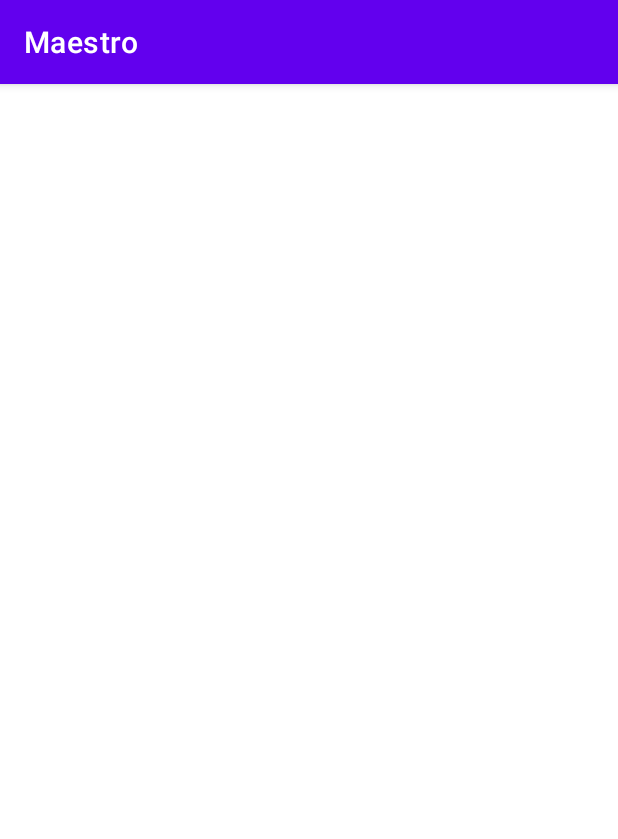
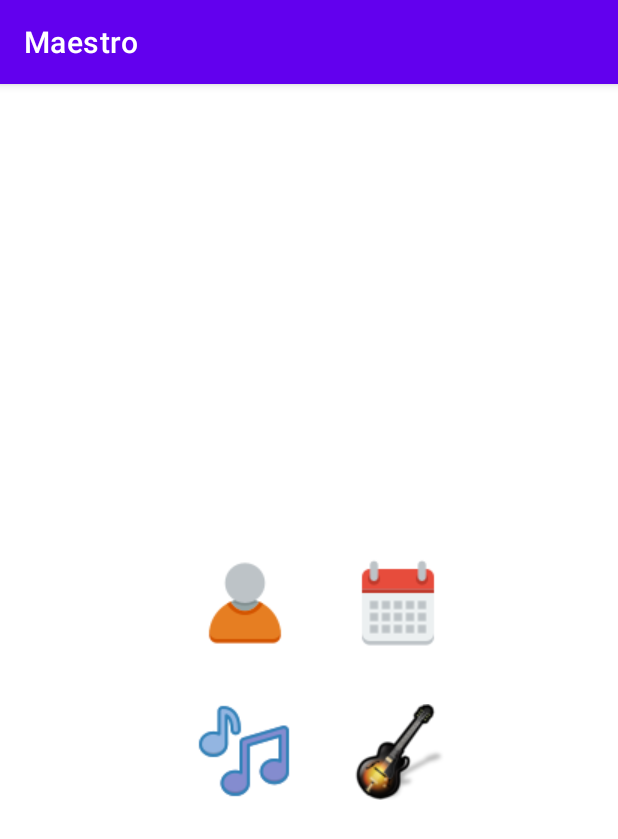
Before and after one commit to StarDust199/MaestroManager, an Android app: the screen it shows after launch (MainActivity), on a phone screen of 412 x 824 dp. Shown: the top 839 px of the screen. Run offline under Robolectric (Android 15) with nearby library versions, the phone set to English and light mode, and no system bars.

Commit message:
dodanie ikon przejscia do innych ekranów

```diff
--- a/app/src/main/res/layout/activity_main.xml
+++ b/app/src/main/res/layout/activity_main.xml
@@ -4,4 +4,61 @@
     xmlns:tools="http://schemas.android.com/tools"
     android:layout_width="match_parent"
     android:layout_height="match_parent"
-    tools:context=".MainActivity"/>
+    tools:context=".MainActivity">
+
+    <ImageButton
+        android:id="@+id/btn_attendance"
+        android:layout_width="103dp"
+        android:layout_height="98dp"
+        android:background="@android:color/transparent"
+        android:contentDescription="@string/appbar_scrolling_view_behavior"
+        app:layout_constraintBottom_toBottomOf="parent"
+        app:layout_constraintEnd_toEndOf="parent"
+        app:layout_constraintHorizontal_bias="0.36"
+        app:layout_constraintStart_toStartOf="parent"
+        app:layout_constraintTop_toTopOf="parent"
+        app:layout_constraintVertical_bias="0.443"
+        app:srcCompat="@drawable/user" />
+
+    <ImageButton
+        android:id="@+id/btn_calendar"
+        android:layout_width="103dp"
+        android:layout_height="97dp"
+        android:background="@android:color/transparent"
+        android:contentDescription="@string/fab_transformation_scrim_behavior"
+        app:layout_constraintBottom_toBottomOf="parent"
+        app:layout_constraintEnd_toEndOf="parent"
+        app:layout_constraintHorizontal_bias="0.692"
+        app:layout_constraintStart_toStartOf="parent"
+        app:layout_constraintTop_toTopOf="parent"
+        app:layout_constraintVertical_bias="0.445"
+        app:srcCompat="@drawable/calendar" />
+
+    <ImageButton
+        android:id="@+id/btn_notes"
+        android:layout_width="102dp"
+        android:layout_height="88dp"
+        android:background="@android:color/transparent"
+        android:contentDescription="@string/bottom_sheet_behavior"
+        app:layout_constraintBottom_toBottomOf="parent"
+        app:layout_constraintEnd_toEndOf="parent"
+        app:layout_constraintHorizontal_bias="0.359"
+        app:layout_constraintStart_toStartOf="parent"
+        app:layout_constraintTop_toTopOf="parent"
+        app:layout_constraintVertical_bias="0.589"
+        app:srcCompat="@drawable/notes" />
+
+    <ImageButton
+        android:id="@+id/btn_instrument"
+        android:layout_width="103dp"
+        android:layout_height="87dp"
+        android:background="@android:color/transparent"
+        android:contentDescription="@string/bottom_sheet_behavior"
+        app:layout_constraintBottom_toBottomOf="parent"
+        app:layout_constraintEnd_toEndOf="parent"
+        app:layout_constraintHorizontal_bias="0.694"
+        app:layout_constraintStart_toStartOf="parent"
+        app:layout_constraintTop_toTopOf="parent"
+        app:layout_constraintVertical_bias="0.59"
+        app:srcCompat="@drawable/guitar" />
+</androidx.constraintlayout.widget.ConstraintLayout>
```
Also changed, not shown: app/src/main/res/drawable/calendar.png (added), app/src/main/res/drawable/guitar.png (added), app/src/main/res/drawable/notes.png (added), app/src/main/res/drawable/user.png (added), 1 other file.
